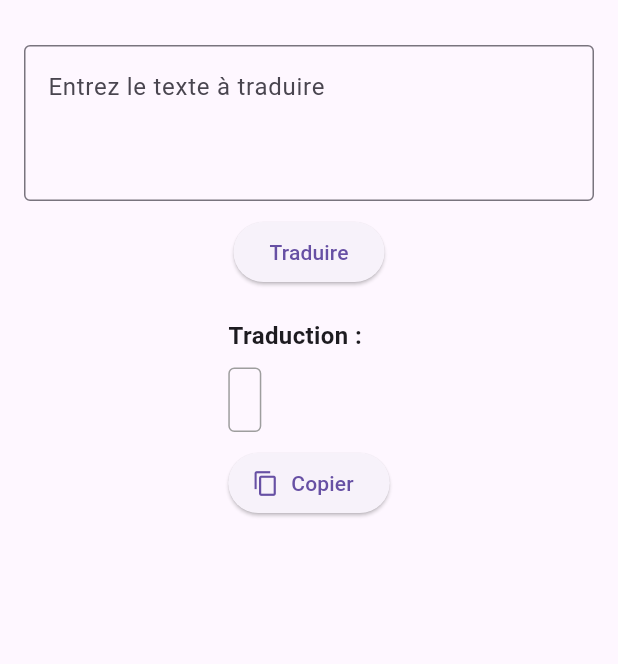
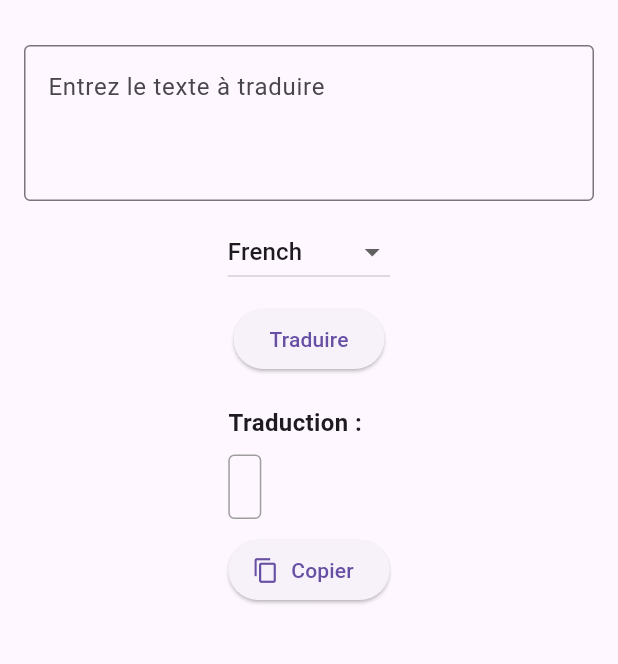
Before and after one commit to CapitaineBarbarossa/tp_api_trad, a Flutter app: the screen it shows after launch, after a tap on "Traduire", on a phone screen of 412 x 824 dp, the part 63-727 px from its top. Run offline on Flutter 3.47's test engine with Material 3 defaults, Android fonts, the light colour scheme and no system bars; our stand-ins replace shared_preferences.

Commit message:
commit 2

```diff
--- a/lib/screens/home_screen.dart
+++ b/lib/screens/home_screen.dart
@@ -18,8 +18,8 @@ class HomeScreenState extends State<HomeScreen> {
   final TranslationService _translationService = TranslationService();
   final StorageService _storageService = StorageService();
 
-  void _handleTranslation(String text) async {
-    final result = await _translationService.translate(text);
+  void _handleTranslation(String text, String targetLanguage) async {
+    final result = await _translationService.translate(text, targetLanguage);
     setState(() {
       _translatedText = result;
     });
--- a/lib/services/translation_service.dart
+++ b/lib/services/translation_service.dart
@@ -3,9 +3,10 @@ import 'dart:convert';
 
 class TranslationService {
   final String _baseUrl = 'https://api.groq.com/v1/translate';
-  final String _apiKey = 'VOTRE_CLE_API_GROQ';
+  final String _apiKey =
+      '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';
 
-  Future<String> translate(String text) async {
+  Future<String> translate(String text, String targetLanguage) async {
     try {
       final response = await http.post(
         Uri.parse(_baseUrl),
--- a/lib/widgets/translation_input.dart
+++ b/lib/widgets/translation_input.dart
@@ -1,7 +1,7 @@
 import 'package:flutter/material.dart';
 
 class TranslationInput extends StatefulWidget {
-  final Function(String) onTranslate;
+  final Function(String, String) onTranslate;
 
   const TranslationInput({super.key, required this.onTranslate});
 
@@ -11,6 +11,15 @@ class TranslationInput extends StatefulWidget {
 
 class TranslationInputState extends State<TranslationInput> {
   final TextEditingController _controller = TextEditingController();
+  String _selectedLanguage = 'French';
+
+  final List<String> _languages = [
+    'French',
+    'Spanish',
+    'German',
+    'Italian',
+    'Portuguese'
+  ];
 
   @override
   Widget build(BuildContext context) {
@@ -25,10 +34,25 @@ class TranslationInputState extends State<TranslationInput> {
           maxLines: 3,
         ),
         const SizedBox(height: 10),
+        DropdownButton<String>(
+          value: _selectedLanguage,
+          onChanged: (String? newValue) {
+            setState(() {
+              _selectedLanguage = newValue!;
+            });
+          },
+          items: _languages.map<DropdownMenuItem<String>>((String value) {
+            return DropdownMenuItem<String>(
+              value: value,
+              child: Text(value),
+            );
+          }).toList(),
+        ),
+        const SizedBox(height: 10),
         ElevatedButton(
           onPressed: () {
             if (_controller.text.isNotEmpty) {
-              widget.onTranslate(_controller.text);
+              widget.onTranslate(_controller.text, _selectedLanguage);
             }
           },
           child: const Text('Traduire'),
```
